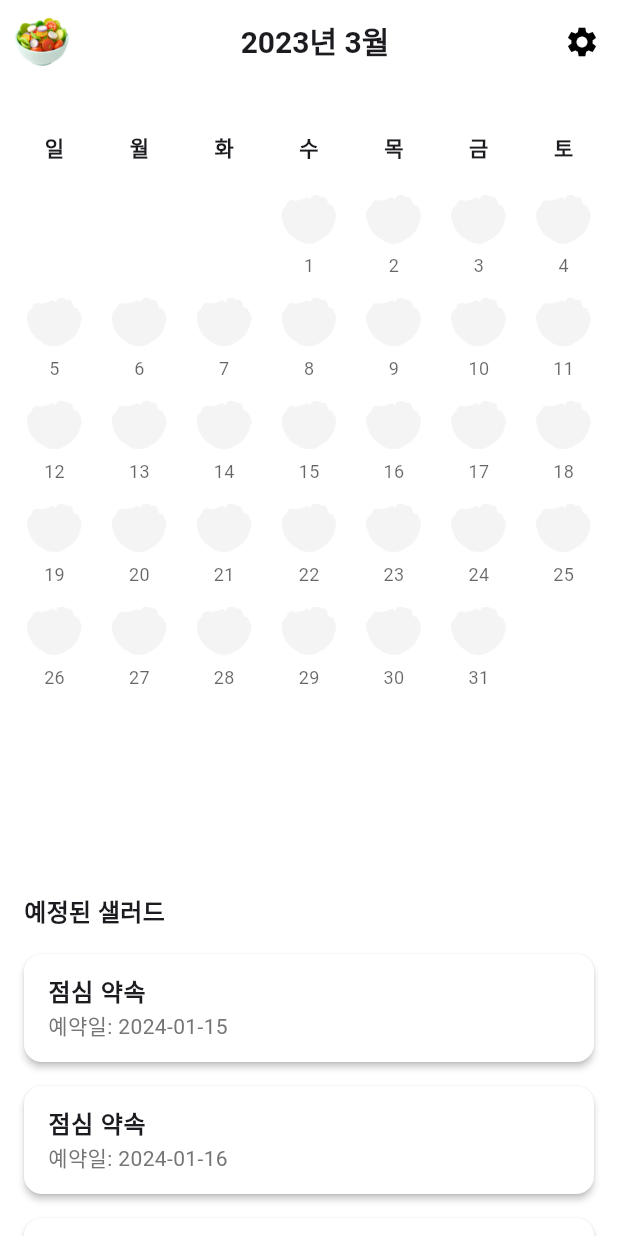
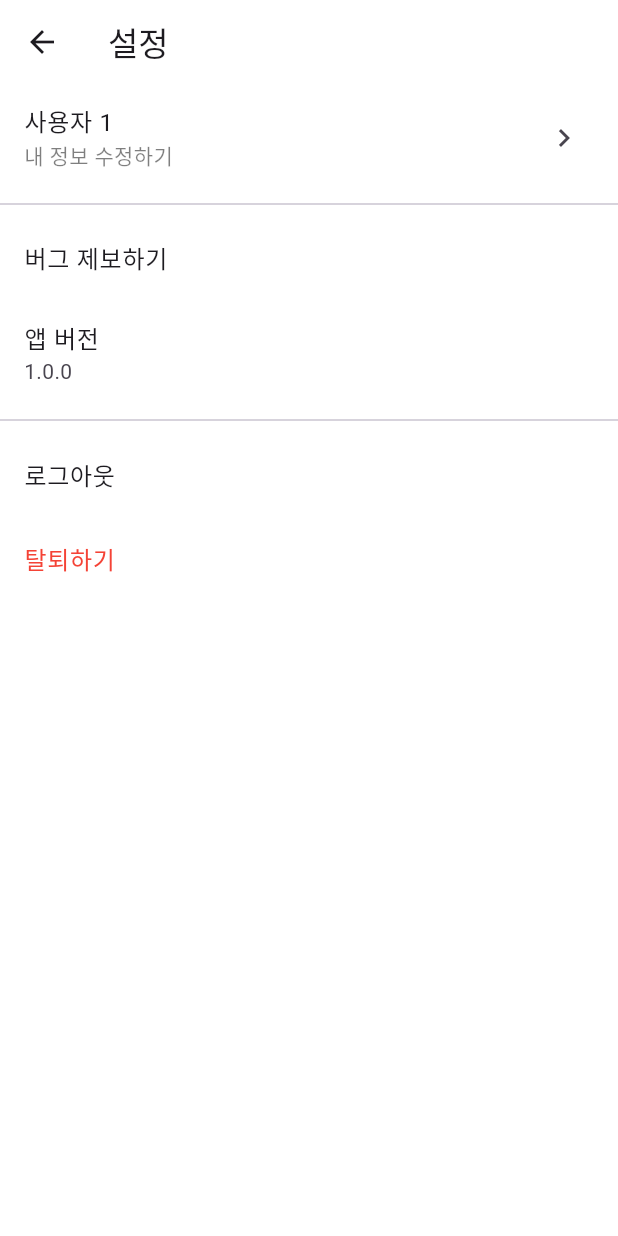
Before and after one commit to Kwon770/koscom_salad, a Flutter app: the screen it shows after launch, after a tap on the "settings" icon, on a phone screen of 412 x 824 dp. Run offline on Flutter 3.47's test engine with Material 3 defaults, Android fonts, the phone set to English and light mode, and no system bars.

Commit message:
feat: Impl settingScreen and Navigate.push it from homeScreen

```diff
--- a/lib/screens/home_screen.dart
+++ b/lib/screens/home_screen.dart
@@ -1,5 +1,6 @@
 import 'package:flutter/material.dart';
 import 'package:koscom_salad/constants/image_paths.dart';
+import 'package:koscom_salad/screens/setting_screen.dart';
 import 'package:koscom_salad/widgets/calendar.dart';
 import 'package:koscom_salad/widgets/upcoming_salad_list.dart';
 
@@ -68,7 +69,12 @@ class _HomeScreenState extends State<HomeScreen> {
         actions: [
           IconButton(
             icon: const Icon(Icons.settings),
-            onPressed: () {},
+            onPressed: () {
+              Navigator.push(
+                context,
+                MaterialPageRoute(builder: (context) => const SettingScreen()),
+              );
+            },
             color: Colors.black,
           ),
         ],
--- /dev/null
+++ b/lib/screens/setting_screen.dart
@@ -0,0 +1,70 @@
+import 'package:flutter/material.dart';
+
+class SettingScreen extends StatelessWidget {
+  const SettingScreen({super.key});
+
+  void handleNicknameChange() {
+    // TODO: 닉네임 변경 다이얼로그 표시
+  }
+
+  void handleBugReport() {
+    // TODO: 버그 제보 페이지로 이동
+  }
+
+  void handleUpdate() {
+    // TODO: 앱 버전 업데이트 페이지로 이동
+  }
+
+  void handleLogout() {
+    // TODO: 로그아웃 처리
+  }
+
+  void handleWithdraw() {
+    // TODO: 탈퇴 확인 다이얼로그 표시
+  }
+
+  @override
+  Widget build(BuildContext context) {
+    return Scaffold(
+      backgroundColor: Colors.white,
+      appBar: AppBar(
+        title: const Text('설정'),
+        backgroundColor: Colors.white,
+        elevation: 0,
+        scrolledUnderElevation: 0,
+      ),
+      body: ListView(
+        children: [
+          ListTile(
+            title: const Text('사용자 1'),
+            subtitle: Text('내 정보 수정하기', style: TextStyle(color: Colors.black.withOpacity(0.5))),
+            trailing: const Icon(Icons.chevron_right),
+            onTap: handleNicknameChange,
+          ),
+          const Divider(),
+          ListTile(
+            title: const Text('버그 제보하기'),
+            onTap: handleBugReport,
+          ),
+          ListTile(
+            title: const Text('앱 버전'),
+            subtitle: const Text('1.0.0'),
+            onTap: handleUpdate,
+          ),
+          const Divider(),
+          ListTile(
+            title: const Text('로그아웃'),
+            onTap: handleLogout,
+          ),
+          ListTile(
+            title: const Text(
+              '탈퇴하기',
+              style: TextStyle(color: Colors.red),
+            ),
+            onTap: handleWithdraw,
+          ),
+        ],
+      ),
+    );
+  }
+}
```
